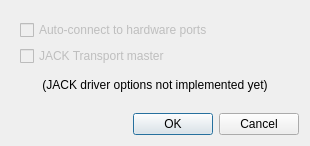
Above: resources/ui/carla_settings_driver.ui from falkTX/Carla before the change. Below: the same form after it.
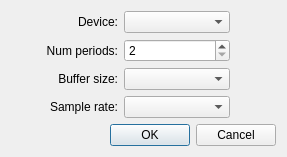
That is the form after the change.

```diff
--- a/resources/ui/carla_settings_driver.ui
+++ b/resources/ui/carla_settings_driver.ui
@@ -6,67 +6,16 @@
    <rect>
     <x>0</x>
     <y>0</y>
-    <width>310</width>
-    <height>136</height>
+    <width>287</width>
+    <height>152</height>
    </rect>
   </property>
   <property name="windowTitle">
    <string>Driver Settings</string>
   </property>
-  <layout class="QVBoxLayout" name="verticalLayout">
-   <item>
-    <widget class="QStackedWidget" name="stackedWidget">
-     <property name="currentIndex">
-      <number>0</number>
-     </property>
-     <widget class="QWidget" name="page">
-      <layout class="QVBoxLayout" name="verticalLayout_2">
-       <item>
-        <widget class="QCheckBox" name="cb_jack_autoconnect">
-         <property name="enabled">
-          <bool>false</bool>
-         </property>
-         <property name="text">
-          <string>Auto-connect to hardware ports</string>
-         </property>
-        </widget>
-       </item>
-       <item>
-        <widget class="QCheckBox" name="cb_jack_timemaster">
-         <property name="enabled">
-          <bool>false</bool>
-         </property>
-         <property name="text">
-          <string>JACK Transport master</string>
-         </property>
-        </widget>
-       </item>
-       <item>
-        <widget class="QLabel" name="label_4">
-         <property name="text">
-          <string>(JACK driver options not implemented yet)</string>
-         </property>
-         <property name="alignment">
-          <set>Qt::AlignCenter</set>
-         </property>
-        </widget>
-       </item>
-      </layout>
-     </widget>
-     <widget class="QWidget" name="page_2">
       <layout class="QGridLayout" name="gridLayout">
-       <item row="2" column="0">
-        <widget class="QLabel" name="label_3">
-         <property name="text">
-          <string>Sample rate:</string>
-         </property>
-         <property name="alignment">
-          <set>Qt::AlignRight|Qt::AlignTrailing|Qt::AlignVCenter</set>
-         </property>
-        </widget>
-       </item>
        <item row="0" column="0">
-        <widget class="QLabel" name="label">
+    <widget class="QLabel" name="label_device">
          <property name="text">
           <string>Device:</string>
          </property>
@@ -76,23 +25,7 @@
         </widget>
        </item>
        <item row="0" column="1">
-        <widget class="QComboBox" name="cb_rtaudio_device"/>
-       </item>
-       <item row="1" column="0">
-        <widget class="QLabel" name="label_2">
-         <property name="text">
-          <string>Buffer size:</string>
-         </property>
-         <property name="alignment">
-          <set>Qt::AlignRight|Qt::AlignTrailing|Qt::AlignVCenter</set>
-         </property>
-        </widget>
-       </item>
-       <item row="1" column="1">
-        <widget class="QComboBox" name="cb_rtaudio_buffersize"/>
-       </item>
-       <item row="2" column="1">
-        <widget class="QComboBox" name="cb_rtaudio_samplerate"/>
+    <widget class="QComboBox" name="cb_device"/>
        </item>
        <item row="0" column="2">
         <spacer name="horizontalSpacer">
@@ -104,17 +37,59 @@
          </property>
          <property name="sizeHint" stdset="0">
           <size>
-           <width>20</width>
-           <height>20</height>
+       <width>40</width>
+       <height>1</height>
           </size>
          </property>
         </spacer>
        </item>
-      </layout>
-     </widget>
+   <item row="1" column="0">
+    <widget class="QLabel" name="label_numperiods">
+     <property name="text">
+      <string>Num periods:</string>
+     </property>
+     <property name="alignment">
+      <set>Qt::AlignRight|Qt::AlignTrailing|Qt::AlignVCenter</set>
+     </property>
+    </widget>
+   </item>
+   <item row="1" column="1">
+    <widget class="QSpinBox" name="sb_numperiods">
+     <property name="minimum">
+      <number>2</number>
+     </property>
+     <property name="maximum">
+      <number>3</number>
+     </property>
     </widget>
    </item>
-   <item>
+   <item row="2" column="0">
+    <widget class="QLabel" name="label_buffersize">
+     <property name="text">
+      <string>Buffer size:</string>
+     </property>
+     <property name="alignment">
+      <set>Qt::AlignRight|Qt::AlignTrailing|Qt::AlignVCenter</set>
+     </property>
+    </widget>
+   </item>
+   <item row="2" column="1">
+    <widget class="QComboBox" name="cb_buffersize"/>
+   </item>
+   <item row="3" column="0">
+    <widget class="QLabel" name="label_samplerate">
+     <property name="text">
+      <string>Sample rate:</string>
+     </property>
+     <property name="alignment">
+      <set>Qt::AlignRight|Qt::AlignTrailing|Qt::AlignVCenter</set>
+     </property>
+    </widget>
+   </item>
+   <item row="3" column="1">
+    <widget class="QComboBox" name="cb_samplerate"/>
+   </item>
+   <item row="4" column="0" colspan="3">
     <widget class="QDialogButtonBox" name="buttonBox">
      <property name="orientation">
       <enum>Qt::Horizontal</enum>
```
Lines whose indentation alone changed are shown as unchanged.
